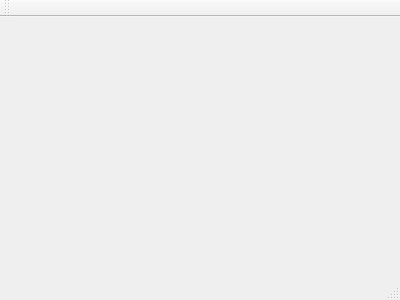
Old version of the form tools/DBBrowser/mainwindow.ui in the repository raidenawkward/sharonstone.
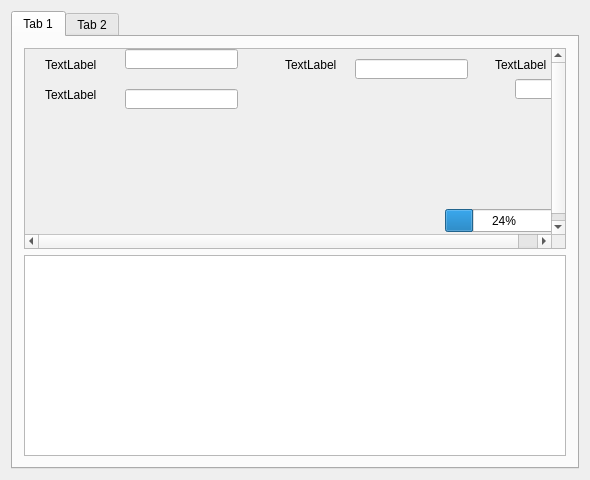
New version of the form.

```diff
--- a/tools/DBBrowser/mainwindow.ui
+++ b/tools/DBBrowser/mainwindow.ui
@@ -1,24 +1,189 @@
 <ui version="4.0">
  <class>MainWindow</class>
- <widget class="QMainWindow" name="MainWindow" >
-  <property name="geometry" >
+ <widget class="QMainWindow" name="MainWindow">
+  <property name="geometry">
    <rect>
     <x>0</x>
     <y>0</y>
-    <width>400</width>
-    <height>300</height>
+    <width>590</width>
+    <height>480</height>
    </rect>
   </property>
-  <property name="windowTitle" >
+  <property name="sizePolicy">
+   <sizepolicy hsizetype="Expanding" vsizetype="MinimumExpanding">
+    <horstretch>0</horstretch>
+    <verstretch>0</verstretch>
+   </sizepolicy>
+  </property>
+  <property name="windowTitle">
    <string>MainWindow</string>
   </property>
-  <widget class="QMenuBar" name="menuBar" />
-  <widget class="QToolBar" name="mainToolBar" />
-  <widget class="QWidget" name="centralWidget" />
-  <widget class="QStatusBar" name="statusBar" />
+  <widget class="QWidget" name="centralWidget">
+   <layout class="QGridLayout" name="gridLayout">
+    <item row="0" column="0">
+     <widget class="QTabWidget" name="MainTabWidget">
+      <property name="sizePolicy">
+       <sizepolicy hsizetype="Expanding" vsizetype="MinimumExpanding">
+        <horstretch>0</horstretch>
+        <verstretch>0</verstretch>
+       </sizepolicy>
+      </property>
+      <property name="currentIndex">
+       <number>0</number>
+      </property>
+      <widget class="QWidget" name="tab">
+       <attribute name="title">
+        <string>Tab 1</string>
+       </attribute>
+       <layout class="QGridLayout" name="gridLayout_2">
+        <item row="0" column="0">
+         <widget class="QScrollArea" name="scrollArea">
+          <property name="widgetResizable">
+           <bool>false</bool>
+          </property>
+          <widget class="QWidget" name="scrollAreaWidgetContents">
+           <property name="geometry">
+            <rect>
+             <x>0</x>
+             <y>0</y>
+             <width>546</width>
+             <height>193</height>
+            </rect>
+           </property>
+           <widget class="QLabel" name="label">
+            <property name="geometry">
+             <rect>
+              <x>20</x>
+              <y>10</y>
+              <width>54</width>
+              <height>12</height>
+             </rect>
+            </property>
+            <property name="text">
+             <string>TextLabel</string>
+            </property>
+           </widget>
+           <widget class="QLineEdit" name="lineEdit">
+            <property name="geometry">
+             <rect>
+              <x>100</x>
+              <y>0</y>
+              <width>113</width>
+              <height>20</height>
+             </rect>
+            </property>
+           </widget>
+           <widget class="QLabel" name="label_2">
+            <property name="geometry">
+             <rect>
+              <x>20</x>
+              <y>40</y>
+              <width>54</width>
+              <height>12</height>
+             </rect>
+            </property>
+            <property name="text">
+             <string>TextLabel</string>
+            </property>
+           </widget>
+           <widget class="QLineEdit" name="lineEdit_2">
+            <property name="geometry">
+             <rect>
+              <x>100</x>
+              <y>40</y>
+              <width>113</width>
+              <height>20</height>
+             </rect>
+            </property>
+           </widget>
+           <widget class="QLabel" name="label_3">
+            <property name="geometry">
+             <rect>
+              <x>260</x>
+              <y>10</y>
+              <width>54</width>
+              <height>12</height>
+             </rect>
+            </property>
+            <property name="text">
+             <string>TextLabel</string>
+            </property>
+           </widget>
+           <widget class="QLineEdit" name="lineEdit_3">
+            <property name="geometry">
+             <rect>
+              <x>330</x>
+              <y>10</y>
+              <width>113</width>
+              <height>20</height>
+             </rect>
+            </property>
+           </widget>
+           <widget class="QLabel" name="label_4">
+            <property name="geometry">
+             <rect>
+              <x>470</x>
+              <y>10</y>
+              <width>54</width>
+              <height>12</height>
+             </rect>
+            </property>
+            <property name="text">
+             <string>TextLabel</string>
+            </property>
+           </widget>
+           <widget class="QLineEdit" name="lineEdit_4">
+            <property name="geometry">
+             <rect>
+              <x>490</x>
+              <y>30</y>
+              <width>113</width>
+              <height>20</height>
+             </rect>
+            </property>
+           </widget>
+           <widget class="QProgressBar" name="progressBar">
+            <property name="geometry">
+             <rect>
+              <x>420</x>
+              <y>160</y>
+              <width>118</width>
+              <height>23</height>
+             </rect>
+            </property>
+            <property name="value">
+             <number>24</number>
+            </property>
+           </widget>
+          </widget>
+         </widget>
+        </item>
+        <item row="1" column="0">
+         <widget class="QTableWidget" name="tableWidget"/>
+        </item>
+       </layout>
+      </widget>
+      <widget class="QWidget" name="tab_2">
+       <attribute name="title">
+        <string>Tab 2</string>
+       </attribute>
+      </widget>
+     </widget>
+    </item>
+   </layout>
+  </widget>
+  <widget class="QMenuBar" name="menuBar">
+   <property name="geometry">
+    <rect>
+     <x>0</x>
+     <y>0</y>
+     <width>590</width>
+     <height>23</height>
+    </rect>
+   </property>
+  </widget>
  </widget>
- <layoutDefault spacing="6" margin="11" />
- <pixmapfunction></pixmapfunction>
+ <layoutdefault spacing="6" margin="11"/>
  <resources/>
  <connections/>
 </ui>
```
Left out of the diff: 1 changed line with no effect on the pictures.
